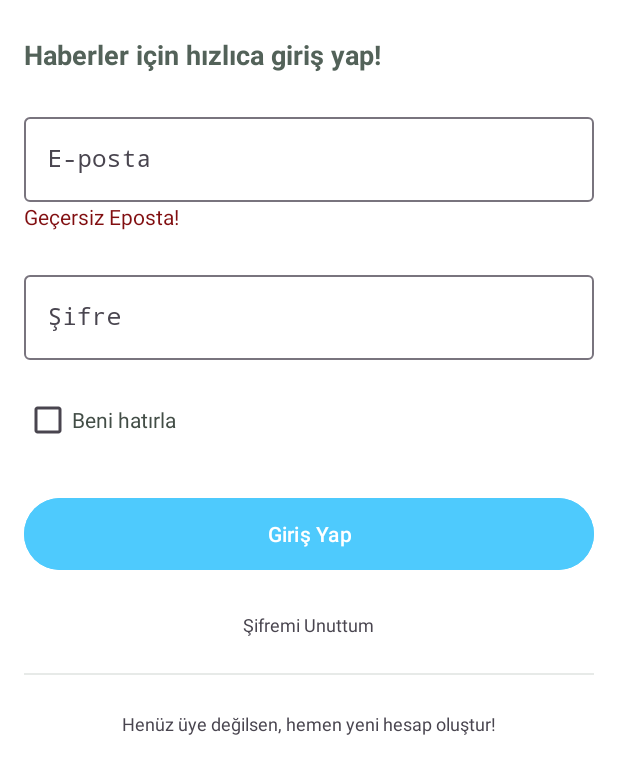
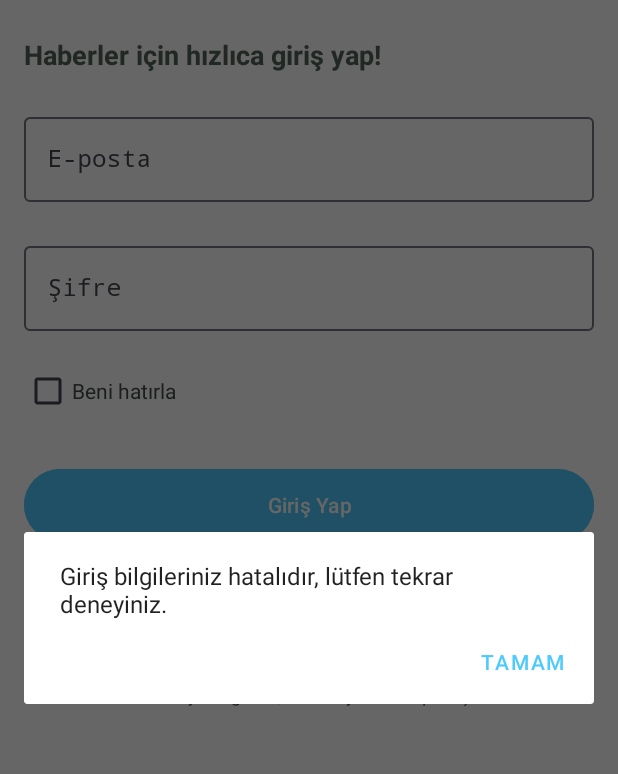
Before and after one commit to fcatadev/NewsPaper, an Android app: the LoginFragment screen opened through its navigation route, after a tap on "Giriş Yap", on a phone screen of 412 x 824 dp. Shown: the top 774 px of the screen. Run offline under Robolectric (Android 15) with nearby library versions, the phone set to English and light mode, and no system bars; our stand-ins replace Dagger/Hilt's generated code, Firebase (no records; nobody signed in at launch, a user with empty details on screens opened directly), data binding, navigation-ui; 1 statement that could not run was skipped.

Commit message:
The Remember me structure was installed and the login screen was redesigned.

```diff
--- a/app/src/main/java/com/example/newspaper/ui/auth/login/LoginFragment.kt
+++ b/app/src/main/java/com/example/newspaper/ui/auth/login/LoginFragment.kt
@@ -1,5 +1,6 @@
 package com.example.newspaper.ui.auth.login
 
+import android.app.AlertDialog
 import androidx.activity.addCallback
 import androidx.fragment.app.viewModels
 import androidx.navigation.fragment.findNavController
@@ -32,6 +33,15 @@ class LoginFragment : BaseFragment<LoginViewModel, FragmentLoginBinding>(R.layou
             is LoginViewEvent.NavigateToHome -> {
                 findNavController().navigate(R.id.action_loginFragment_to_homeFragment)
             }
+
+            is LoginViewEvent.IncorrectLogin -> {
+                AlertDialog.Builder(requireContext())
+                    .setMessage(getString(R.string.incorrect_login))
+                    .setPositiveButton(getString(R.string.ok)) { dialog, _ ->
+                        dialog.dismiss()
+                    }
+                    .show()
+            }
         }
     }
 
--- a/app/src/main/java/com/example/newspaper/ui/auth/login/LoginInputState.kt
+++ b/app/src/main/java/com/example/newspaper/ui/auth/login/LoginInputState.kt
@@ -6,7 +6,6 @@ import com.example.newspaper.extensions.EMPTY
 data class LoginInputState (
     var email: ObservableField<String> = ObservableField(String.EMPTY),
     var password: ObservableField<String> = ObservableField(String.EMPTY),
-    var isInvalidEmail: ObservableField<Boolean> = ObservableField(false),
-    var isInvalidPassword: ObservableField<Boolean> = ObservableField(false),
     var isProgressVisible: ObservableField<Boolean> = ObservableField(false),
+    var isRememberMeChecked: ObservableField<Boolean> = ObservableField(false),
 )
--- a/app/src/main/java/com/example/newspaper/ui/auth/login/LoginViewEvent.kt
+++ b/app/src/main/java/com/example/newspaper/ui/auth/login/LoginViewEvent.kt
@@ -6,4 +6,6 @@ sealed class LoginViewEvent {
 
     object NavigateToHome : LoginViewEvent()
 
+    object IncorrectLogin : LoginViewEvent()
+
 }
--- a/app/src/main/java/com/example/newspaper/ui/auth/login/LoginViewModel.kt
+++ b/app/src/main/java/com/example/newspaper/ui/auth/login/LoginViewModel.kt
@@ -1,17 +1,19 @@
 package com.example.newspaper.ui.auth.login
 
+import android.content.Context
 import androidx.lifecycle.MutableLiveData
 import com.example.newspaper.core.BaseViewModel
 import com.example.newspaper.core.Event
-import com.example.newspaper.extensions.isEmailValid
+import com.example.newspaper.data.remote.preferences.PreferencesConstants
 import com.google.firebase.auth.FirebaseAuth
 import dagger.hilt.android.lifecycle.HiltViewModel
-import java.util.regex.Pattern
+import dagger.hilt.android.qualifiers.ApplicationContext
 import javax.inject.Inject
 
 @HiltViewModel
 class LoginViewModel @Inject constructor(
-    private val firebaseAuth: FirebaseAuth
+    private val firebaseAuth: FirebaseAuth,
+    @ApplicationContext private val context: Context
 ) : BaseViewModel() {
 
     private val _loginEvent = MutableLiveData<Event<LoginViewEvent>>()
@@ -19,36 +21,24 @@ class LoginViewModel @Inject constructor(
 
     val inputState = LoginInputState()
 
-    val errorMessage = MutableLiveData<String>()
+    private val sharedPrefs = context.getSharedPreferences(PreferencesConstants.USER_PREFS, Context.MODE_PRIVATE)
 
     fun onLogin() {
         val emailValue = inputState.email.get().orEmpty()
         val passwordValue = inputState.password.get().orEmpty()
         inputState.isProgressVisible.set(true)
-        inputState.isInvalidEmail.set(false)
-        inputState.isInvalidPassword.set(false)
-
-        if (!emailValue.isEmailValid()) {
-            inputState.isInvalidEmail.set(true)
-            inputState.isProgressVisible.set(false)
-            return
-        }
-
-        if (passwordValue.length < 8) {
-            inputState.isInvalidPassword.set(true)
-            inputState.isProgressVisible.set(false)
-            return
-        }
 
         firebaseAuth.signInWithEmailAndPassword(emailValue, passwordValue)
             .addOnCompleteListener { task ->
                 if (task.isSuccessful) {
-                    inputState.isInvalidEmail.set(false)
-                    inputState.isInvalidPassword.set(false)
                     inputState.isProgressVisible.set(false)
+                    if (inputState.isRememberMeChecked.get() == true) {
+                        sharedPrefs.edit().putBoolean(PreferencesConstants.IS_LOGGED_IN, true).apply()
+                    }
                     _loginEvent.value = Event(LoginViewEvent.NavigateToHome)
                 } else {
-                    errorMessage.value = task.exception?.message ?: "Giriş işlemi başarısız."
+                    _loginEvent.value = Event(LoginViewEvent.IncorrectLogin)
+                    inputState.isProgressVisible.set(false)
                 }
             }
     }
--- a/app/src/main/res/layout/fragment_login.xml
+++ b/app/src/main/res/layout/fragment_login.xml
@@ -50,13 +50,6 @@
 
         </com.google.android.material.textfield.TextInputLayout>
 
-        <TextView
-            android:layout_width="wrap_content"
-            android:layout_height="wrap_content"
-            android:text="@string/invalid_email"
-            android:textColor="@color/red_600"
-            isVisible="@{viewModel.inputState.isInvalidEmail}" />
-
         <com.google.android.material.textfield.TextInputLayout
             android:id="@+id/tilLoginPasswordEditText"
             android:layout_width="match_parent"
@@ -74,13 +67,6 @@
 
         </com.google.android.material.textfield.TextInputLayout>
 
-        <TextView
-            android:layout_width="wrap_content"
-            android:layout_height="wrap_content"
-            android:text="@string/invalid_password"
-            android:textColor="@color/red_600"
-            isVisible="@{viewModel.inputState.isInvalidPassword}" />
-
         <LinearLayout
             android:layout_width="match_parent"
             android:layout_height="wrap_content"
@@ -93,7 +79,8 @@
                 android:layout_width="wrap_content"
                 android:layout_height="wrap_content"
                 android:minWidth="@dimen/width_0"
-                android:layout_gravity="center_horizontal"/>
+                android:layout_gravity="center_horizontal"
+                android:checked="@={viewModel.inputState.isRememberMeChecked}"/>
 
             <TextView
                 android:id="@+id/tvRememberMe"
--- a/app/src/main/res/values/strings.xml
+++ b/app/src/main/res/values/strings.xml
@@ -9,6 +9,7 @@
     <string name="no">Hayır</string>
     <string name="then">Daha sonra</string>
     <string name="update">Güncelle</string>
+    <string name="ok">Tamam</string>
 
     <!-- Maintenance -->
     <string name="maintenance_header">Bakımdayız…</string>
@@ -22,6 +23,7 @@
     <string name="sign_up_no_account">Henüz üye değilsen, hemen yeni hesap oluştur!</string>
     <string name="forgot_password">Şifremi Unuttum</string>
     <string name="remember_me">Beni hatırla</string>
+    <string name="incorrect_login">Giriş bilgileriniz hatalıdır, lütfen tekrar deneyiniz.</string>
 
     <!-- Register -->
     <string name="register_header">Haberlerden uzak kalma, hemen kayıt ol!</string>
```
Also changed, not shown: app/src/main/java/com/example/newspaper/data/remote/preferences/PreferencesConstants.kt (added, +8 -0 lines), app/src/main/java/com/example/newspaper/ui/home/HomeViewModel.kt (+8 -1 lines), app/src/main/java/com/example/newspaper/ui/splash/SplashFragment.kt (+18 -4 lines).
